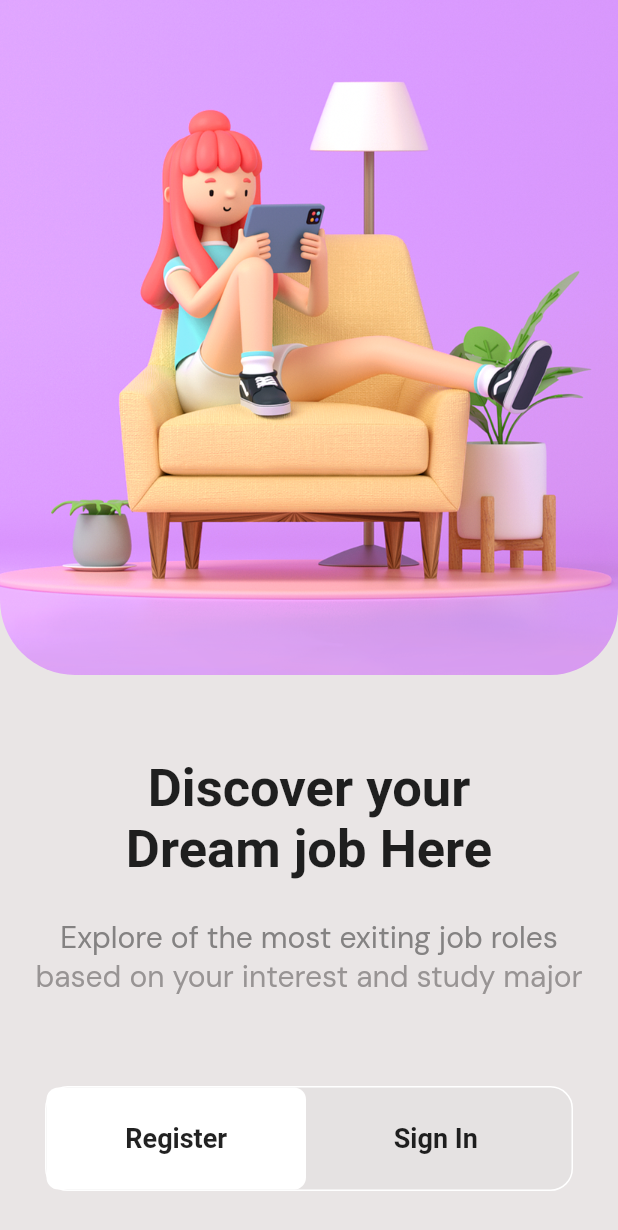
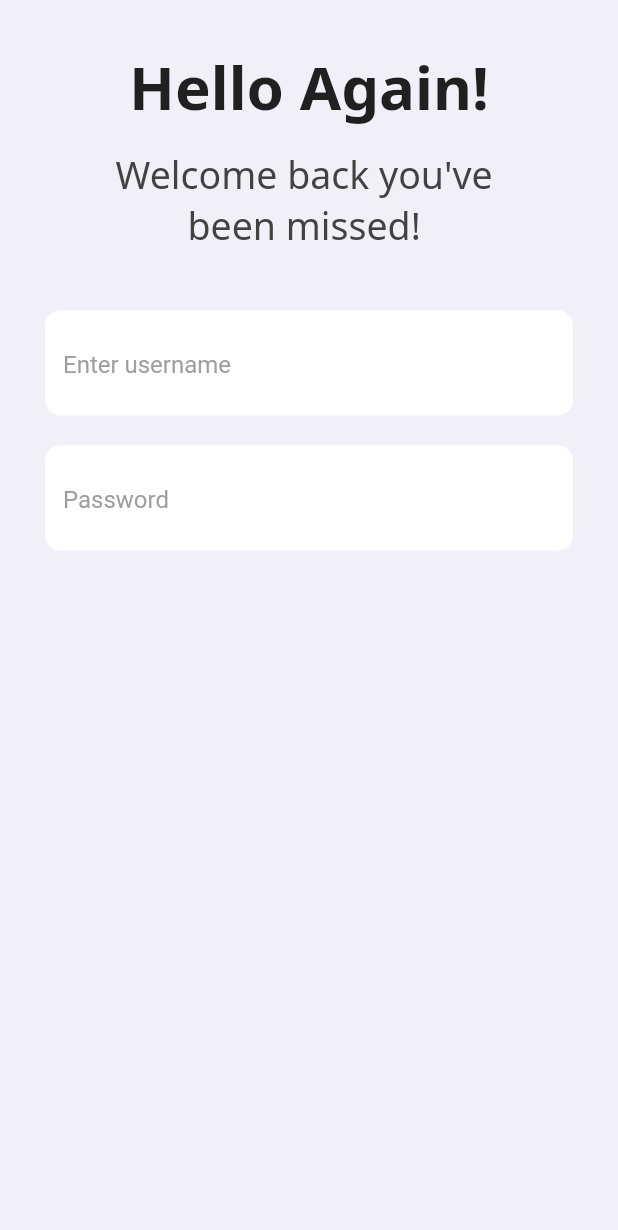
Before and after one commit to naji-ya/LOGIN-UI, a Flutter app: the screen it shows after launch, on a phone screen of 412 x 824 dp. Shown: the top 1230 px of the screen. Run offline on Flutter 3.47's test engine with Material 2 defaults, Android fonts, the phone set to English and light mode, and no system bars; our stand-ins replace google_fonts.

Commit message:
sign In page created ,which includes title ,subtitle,textfield for username and password

```diff
--- a/lib/main.dart
+++ b/lib/main.dart
@@ -1,5 +1,5 @@
 import 'package:flutter/material.dart';
-import 'package:login_ui/screens/homePage.dart';
+import 'package:login_ui/screens/sign_in.dart';
 
 void main() {
   runApp(const MyApp());
@@ -13,7 +13,7 @@ class MyApp extends StatelessWidget {
   Widget build(BuildContext context) {
     return const MaterialApp(
       debugShowCheckedModeBanner: false,
-      home: HomePage(),
+      home: SignInPage(),
     );
   }
 }
--- a/lib/screens/homePage.dart
+++ b/lib/screens/homePage.dart
@@ -1,5 +1,6 @@
 import 'package:flutter/material.dart';
 import 'package:google_fonts/google_fonts.dart';
+import 'package:login_ui/style/theme.dart';
 
 import '../utils/button.dart';
 
@@ -9,8 +10,7 @@ class HomePage extends StatelessWidget {
   @override
   Widget build(BuildContext context) {
     return Scaffold(
-      backgroundColor: const Color.fromARGB(235, 231, 227, 227),
-      // image
+      backgroundColor: bgcolor, // image
       body: Column(
         children: [
           SizedBox(
@@ -27,19 +27,19 @@ class HomePage extends StatelessWidget {
             ),
           ),
           const SizedBox(
-            height: 55,
+            height: 70,
           ),
 // text to discover
 
           const Text("Discover your",
               style: TextStyle(
-                fontSize: 35,
+                fontSize: 33,
                 fontWeight: FontWeight.bold,
               )),
           const Text(
             "Dream job Here",
             style: TextStyle(
-              fontSize: 35,
+              fontSize: 33,
               fontWeight: FontWeight.bold,
             ),
           ),
@@ -52,22 +52,27 @@ class HomePage extends StatelessWidget {
           Text(
             "Explore of the most exiting job roles",
             style: GoogleFonts.dmSans(
-                fontSize: 20, color: const Color.fromARGB(255, 132, 130, 130)),
+                fontSize: 18, color: const Color.fromARGB(255, 132, 130, 130)),
           ),
           Text(
             "based on your interest and study major",
             style: GoogleFonts.dmSans(
-                fontSize: 20, color: const Color.fromARGB(255, 152, 148, 148)),
+                fontSize: 18, color: const Color.fromARGB(255, 152, 148, 148)),
           ),
 
           const SizedBox(
-            height: 30,
+            height: 50,
           ),
           // button
 
-          const Padding(
-            padding: EdgeInsets.all(30.0),
-            child: Button(),
+          Padding(
+            padding: const EdgeInsets.all(30.0),
+            child: Button(
+
+              onTap: () {
+                Navigator.pushNamed(context, 'signin');
+              },
+            ),
           ),
         ],
       ),
--- /dev/null
+++ b/lib/screens/sign_in.dart
@@ -0,0 +1,90 @@
+import 'package:flutter/material.dart';
+import 'package:google_fonts/google_fonts.dart';
+import 'package:login_ui/style/theme.dart';
+
+class SignInPage extends StatelessWidget {
+  const SignInPage({super.key});
+
+  @override
+  Widget build(BuildContext context) {
+    return Scaffold(
+      backgroundColor: bgcolor,
+      body: Center(
+        child: SafeArea(
+          child: Padding(
+            padding: const EdgeInsets.all(30.0),
+            child: Column(
+              children: [
+                // hello text
+
+                Text(
+                  "Hello Again!",
+                  style: GoogleFonts.notoSans(
+                      fontSize: 40, fontWeight: FontWeight.bold),
+                ),
+                const SizedBox(
+                  height: 15,
+                ),
+                // welcome text
+                Text(
+                  "Welcome back you've ",
+                  style: GoogleFonts.notoSans(
+                      fontSize: 25, color: Colors.grey.shade800),
+                ),
+                Text(
+                  "been missed! ",
+                  style: GoogleFonts.notoSans(
+                      fontSize: 25, color: Colors.grey.shade800),
+                ),
+
+                const SizedBox(
+                  height: 40,
+                ),
+                //user name
+
+                Container(
+                  height: 70,
+                  decoration: BoxDecoration(
+                      color: Colors.white,
+                      borderRadius: BorderRadius.circular(10)),
+                  child: Padding(
+                    padding: const EdgeInsets.all(12.0),
+                    child: TextField(
+                      decoration: InputDecoration(
+                          border: InputBorder.none,
+                          hintText: "Enter username",
+                          hintStyle: TextStyle(color: Colors.grey.shade500)),
+                    ),
+                  ),
+                ),
+
+                const SizedBox(
+                  height: 20,
+                ),
+                //password
+                Container(
+                  height: 70,
+                  decoration: BoxDecoration(
+                      color: Colors.white,
+                      borderRadius: BorderRadius.circular(10)),
+                  child: Padding(
+                    padding: const EdgeInsets.all(12.0),
+                    child: TextField(
+                      decoration: InputDecoration(
+                          border: InputBorder.none,
+                          hintText: "Password",
+                          hintStyle: TextStyle(color: Colors.grey.shade500)),
+                    ),
+                  ),
+                ),
+                // text recovery password
+
+                //sign in Button
+              ],
+            ),
+          ),
+        ),
+      ),
+    );
+  }
+}
--- /dev/null
+++ b/lib/style/theme.dart
@@ -0,0 +1,3 @@
+import 'package:flutter/material.dart';
+
+var bgcolor = const Color.fromARGB(246, 239, 241, 248);
--- a/lib/utils/button.dart
+++ b/lib/utils/button.dart
@@ -1,10 +1,21 @@
 import 'package:flutter/material.dart';
 
 class Button extends StatefulWidget {
-  const Button({super.key});
+  final Function()? onTap;
+
+  const Button({
+    super.key,
+    required this.onTap,
+  });
 
   @override
   State<Button> createState() => _ButtonState();
+}
+
+int index = 0;
+bool isClickedOn() {
+
+  return false;
 }
 
 class _ButtonState extends State<Button> {
@@ -14,13 +25,15 @@ class _ButtonState extends State<Button> {
       height: 70,
       width: 400,
       decoration: BoxDecoration(
-        color: const Color.fromARGB(233, 228, 225, 225),
         borderRadius: BorderRadius.circular(15),
         border: Border.all(color: Colors.white),
       ),
       child: Row(children: [
         // register button
-        Container(
+        GestureDetector(
+          onTap: () {},
+          child: Container(
+
             height: 70,
             width: 173,
             decoration: BoxDecoration(
@@ -35,9 +48,12 @@ class _ButtonState extends State<Button> {
               ),
             ),
           ),
+        ),
 
         // login button
-        Container(
+        GestureDetector(
+          onTap: () {},
+          child: Container(
             height: 70,
             width: 173,
             decoration: BoxDecoration(
@@ -53,6 +69,7 @@ class _ButtonState extends State<Button> {
               ),
             ),
           ),
+        ),
       ]),
     );
   }
```
Lines whose indentation alone changed are shown as unchanged.
